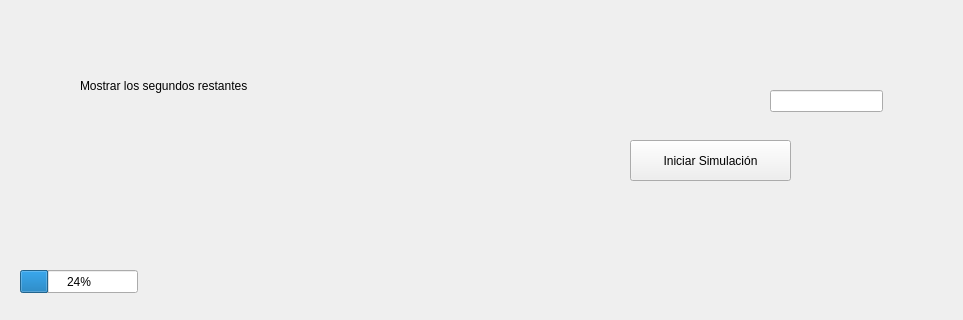
The window that mainwindow.ui (joseSalazar4/SimuladorRestaurante) describes before a commit, drawn with Qt 5; both pictures show x 120 to 1083 and y 0 to 320 of the 1265 by 760 pixel window.
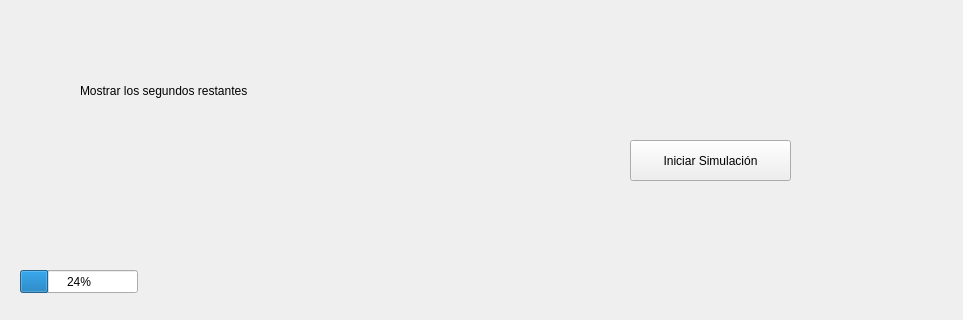
The same window after the commit.

What changed in the file:
```diff
--- a/mainwindow.ui
+++ b/mainwindow.ui
@@ -31,8 +31,8 @@
      <rect>
       <x>200</x>
       <y>70</y>
-      <width>191</width>
-      <height>31</height>
+      <width>231</width>
+      <height>41</height>
      </rect>
     </property>
     <property name="text">
@@ -52,16 +52,6 @@
      <string>Iniciar Simulación</string>
     </property>
    </widget>
-   <widget class="QLineEdit" name="lineEdit">
-    <property name="geometry">
-     <rect>
-      <x>890</x>
-      <y>90</y>
-      <width>113</width>
-      <height>22</height>
-     </rect>
-    </property>
-   </widget>
    <widget class="QProgressBar" name="progressBar">
     <property name="geometry">
      <rect>
```
Left out of the diff: 2 changed lines with no effect on the pictures.
